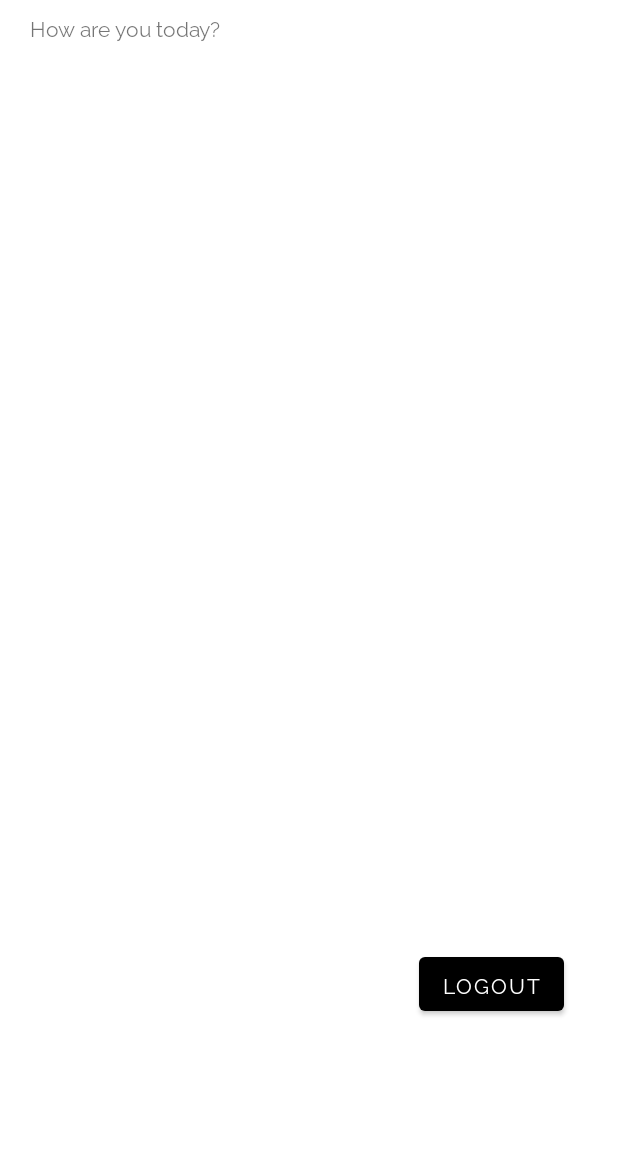
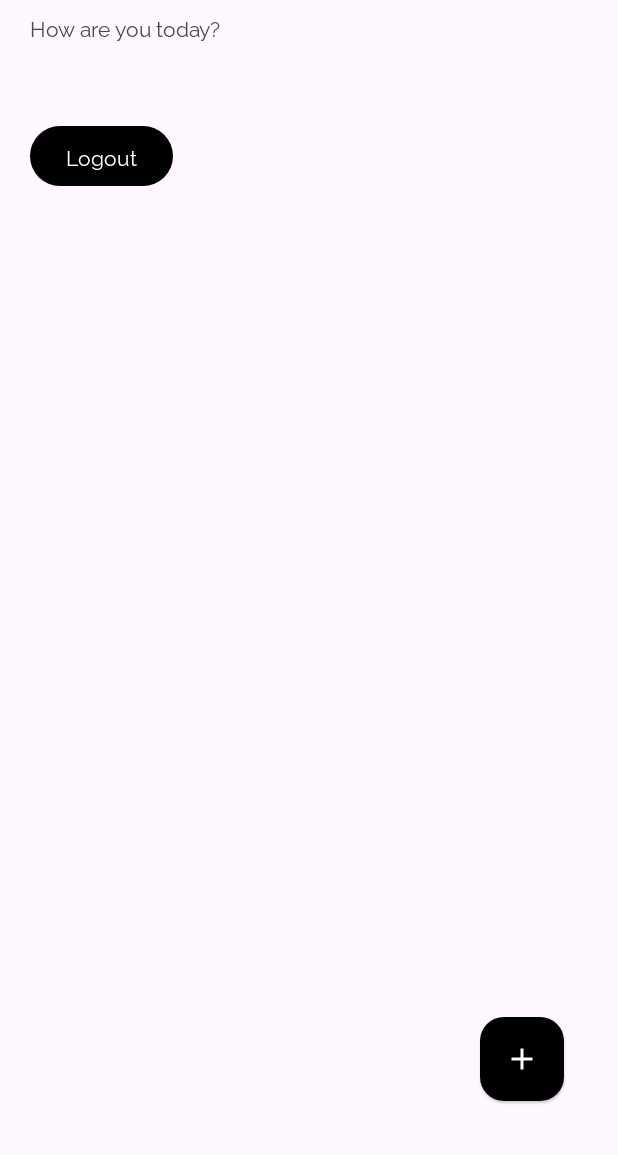
Before and after one commit to Anikshakya/SuitCase, an Android app: the HomeActivity screen opened directly, with no data from a screen before it, on a phone screen of 412 x 824 dp, the part 81-1236 px from its top. Run offline under Robolectric (Android 15) with nearby library versions, the phone set to English and light mode, and no system bars.

```diff
--- /dev/null
+++ b/app/src/main/res/drawable/ic_add.xml
@@ -0,0 +1,9 @@
+<vector
+    android:height="24dp"
+    android:tint="@color/white"
+    android:viewportHeight="24"
+    android:viewportWidth="24"
+    android:width="24dp"
+    xmlns:android="http://schemas.android.com/apk/res/android">
+    <path android:fillColor="@android:color/white" android:pathData="M19,13h-6v6h-2v-6H5v-2h6V5h2v6h6v2z"/>
+</vector>
--- a/app/src/main/res/drawable/ic_email.xml
+++ b/app/src/main/res/drawable/ic_email.xml
@@ -1,8 +1,10 @@
 <vector
     android:height="24dp"
+    android:width="24dp"
+    android:viewportHeight="24"
+    android:viewportWidth="24"
     android:tint="@color/grey"
-    android:viewportHeight="24" android:viewportWidth="24"
-    android:width="24dp" xmlns:android="http://schemas.android.com/apk/res/android">
+    xmlns:android="http://schemas.android.com/apk/res/android">
 
     <path
         android:fillColor="@android:color/white"
--- a/app/src/main/res/layout/activity_forgot_password.xml
+++ b/app/src/main/res/layout/activity_forgot_password.xml
@@ -61,6 +61,7 @@
             android:layout_marginVertical="20dp"
             android:background="@drawable/rounded_button"
             android:text="@string/reset_password"
+            android:textAllCaps="true"
             app:layout_constraintBottom_toBottomOf="parent"
             app:layout_constraintEnd_toEndOf="parent"
             app:layout_constraintHorizontal_bias="0.523"
--- a/app/src/main/res/layout/activity_home.xml
+++ b/app/src/main/res/layout/activity_home.xml
@@ -40,14 +40,26 @@
         app:layout_constraintStart_toStartOf="parent"
         app:layout_constraintTop_toBottomOf="@+id/tv_greeting_text2" />
 
+    <com.google.android.material.floatingactionbutton.FloatingActionButton
+        android:id="@+id/fab_add_plan"
+        android:layout_width="wrap_content"
+        android:layout_height="wrap_content"
+        app:srcCompat="@drawable/ic_add"
+        app:backgroundTint="@color/black"
+        app:tint="@color/white"
+        app:elevation="1dp"
+        app:layout_constraintEnd_toEndOf="parent"
+        app:layout_constraintBottom_toBottomOf="parent"
+        android:layout_margin="16dp" />
+
     <Button
         android:id="@+id/btn_logout"
         android:layout_width="wrap_content"
         android:layout_height="wrap_content"
-        android:layout_marginTop="572dp"
+        android:layout_marginTop="20dp"
         android:text="@string/logout"
         app:layout_constraintEnd_toEndOf="parent"
-        app:layout_constraintHorizontal_bias="0.942"
+        app:layout_constraintHorizontal_bias="0.0"
         app:layout_constraintStart_toStartOf="parent"
         app:layout_constraintTop_toBottomOf="@+id/tv_email" />
 
--- a/app/src/main/res/layout/activity_login.xml
+++ b/app/src/main/res/layout/activity_login.xml
@@ -91,7 +91,8 @@
             android:layout_marginTop="20dp"
             android:gravity="center"
             android:background="@drawable/rounded_button"
-            android:text="@string/login" />
+            android:text="@string/login"
+            android:textAllCaps="true" />
 
         <!-- Google Sign in -->
         <com.google.android.gms.common.SignInButton
--- a/app/src/main/res/layout/activity_register.xml
+++ b/app/src/main/res/layout/activity_register.xml
@@ -133,6 +133,7 @@
             android:layout_marginVertical="25dp"
             android:background="@drawable/rounded_button"
             android:text="@string/register"
+            android:textAllCaps="true"
             app:layout_constraintBottom_toBottomOf="parent"
             app:layout_constraintEnd_toEndOf="parent"
             app:layout_constraintHorizontal_bias="0.523"
--- a/app/src/main/res/values-night/themes.xml
+++ b/app/src/main/res/values-night/themes.xml
@@ -1,6 +1,6 @@
 <resources xmlns:tools="http://schemas.android.com/tools">
     <!-- Base application theme. -->
-    <style name="Theme.SuitCase" parent="Theme.MaterialComponents.DayNight.NoActionBar">
+    <style name="Theme.SuitCase" parent="Theme.Material3.DayNight.NoActionBar">
         <!-- Primary brand color. -->
         <item name="colorPrimary">@color/purple_200</item>
         <item name="colorPrimaryVariant">@color/purple_700</item>
--- a/app/src/main/res/values/themes.xml
+++ b/app/src/main/res/values/themes.xml
@@ -1,6 +1,6 @@
 <resources xmlns:tools="http://schemas.android.com/tools">
     <!-- Base application theme. -->
-    <style name="Theme.SuitCase" parent="Theme.MaterialComponents.DayNight.NoActionBar">
+    <style name="Theme.SuitCase" parent="Theme.Material3.DayNight.NoActionBar">
         <!-- Primary brand color. -->
         <item name="colorPrimary">@color/black</item>
         <item name="colorPrimaryVariant">@color/black</item>
```
